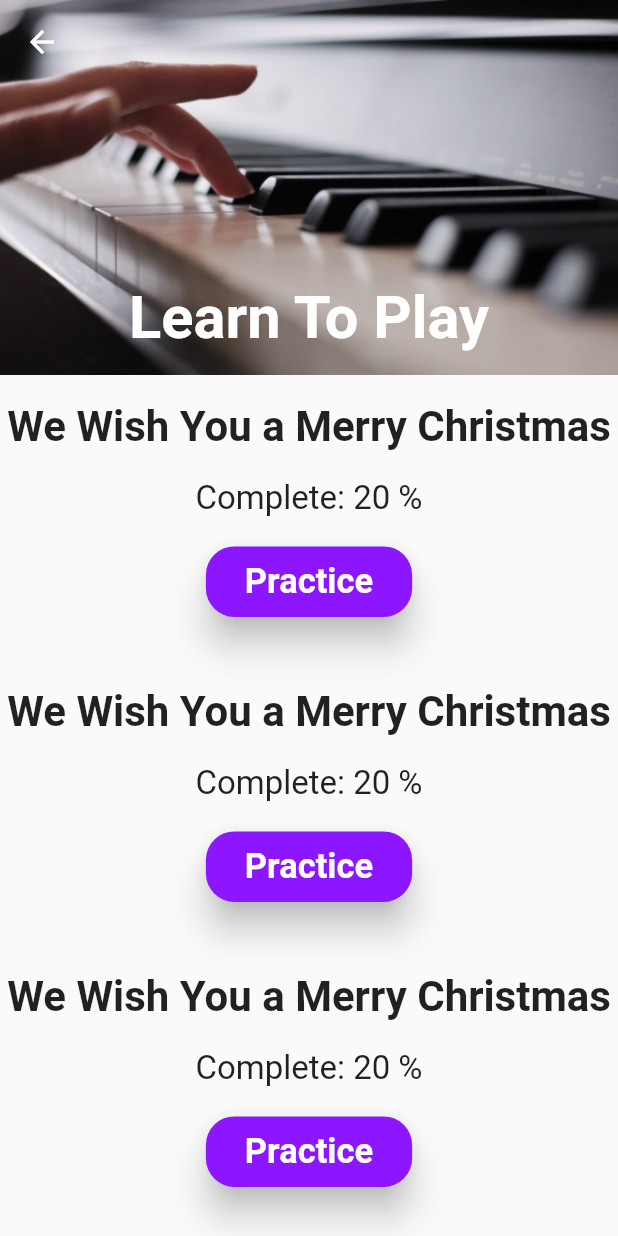
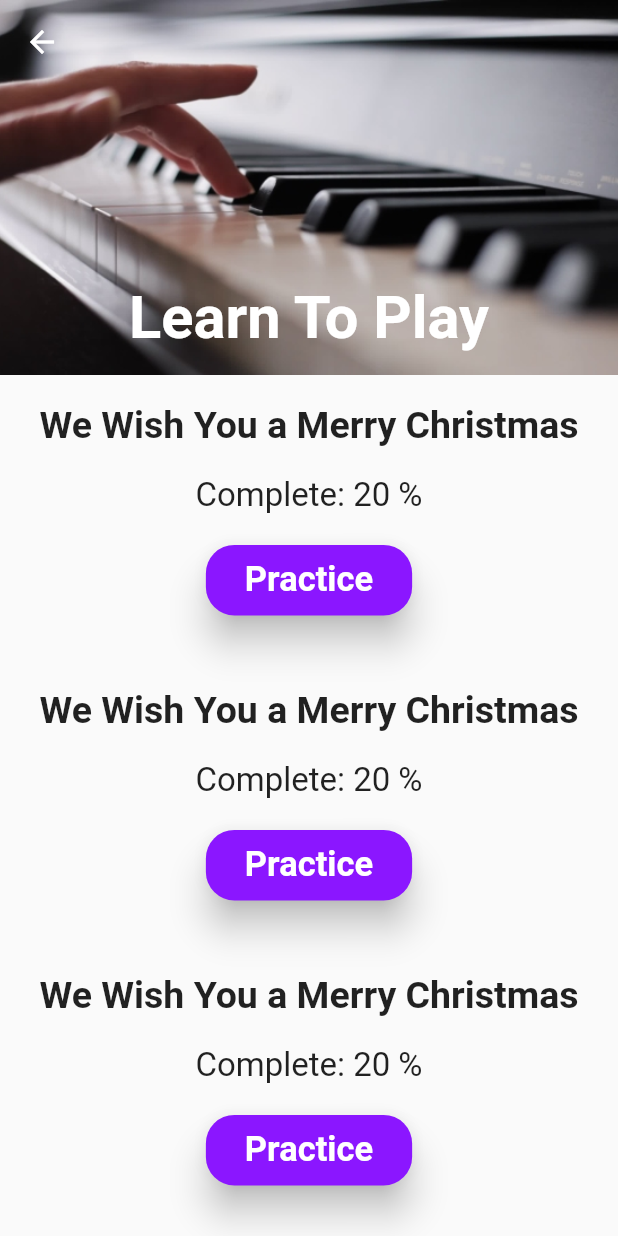
Before and after one commit to 0xivanov/pocket-piano, a Flutter app: the screen it shows once a user with an empty profile is signed in, after a tap on "Learn to play", on a phone screen of 412 x 824 dp. Run offline on Flutter 3.47's test engine with Material 2 defaults, Android fonts, the phone set to English and light mode, and no system bars; our stand-ins replace circular_check_box, cloud_firestore, firebase_auth, flutter_spinkit; missing offline and left inert: flutter_midi, tonic; accounts and stored records are empty.

Commit message:
player added

```diff
--- a/lib/Screens/Home/Home.dart
+++ b/lib/Screens/Home/Home.dart
@@ -62,7 +62,7 @@ class _HomeState extends State<Home>{
             "The pocket piano",
             style: TextStyle(
               fontWeight: FontWeight.w700,
-              fontSize: 26.5,
+              fontSize: 23.5,
             ),
           ),
           backgroundColor: Color(0xff8B16FF),
--- a/lib/Screens/Home/Keyboard/Piano/piano_octave.dart
+++ b/lib/Screens/Home/Keyboard/Piano/piano_octave.dart
@@ -34,7 +34,7 @@ class PianoOctave extends StatelessWidget {
       Positioned(
           left: 0.0,
           right: 0.0,
-          bottom: 70,
+          bottom: 60,
           top: 0.0,
           child: Row(
               //mainAxisAlignment: MainAxisAlignment.spaceBetween,
--- a/lib/Screens/Home/Keyboard/screen.dart
+++ b/lib/Screens/Home/Keyboard/screen.dart
@@ -87,6 +87,7 @@ class _HomeScreenState extends State<HomeScreen> with WidgetsBindingObserver {
               onPressed: (){
                 setState(() {
                   _seconds = 0;
+                  _timer.cancel();
                   MidiSound.midiSeconds.clear();
                   MidiSound.midiSounds.clear();
                 });
--- a/lib/Screens/Home/Practice/learn_to_play.dart
+++ b/lib/Screens/Home/Practice/learn_to_play.dart
@@ -41,91 +41,7 @@ class _PracticeState extends State<Practice> {
                       Text(
                         "We Wish You a Merry Christmas",
                         style: TextStyle(
-                          fontSize: 28.0,
-                          fontWeight: FontWeight.bold
-                        )
-                      ),
-                      Text(
-                        "Complete: 20 %",
-                        style: TextStyle(
-                          fontSize: 22.0,
-                          fontWeight: FontWeight.w400
-                        )
-                      ),
-                      RaisedButton(
-                        elevation: 10.0,
-                        shape: RoundedRectangleBorder(
-                          borderRadius: BorderRadius.circular(19.0),
-                        ),
-                        color: Color(0xff8B16FF),
-                        child: Padding(
-                          padding: const EdgeInsets.all(10.0),
-                          child: Text(
-                            "Practice",
-                            style: TextStyle(
-                              fontSize: 23.0,
-                              fontWeight: FontWeight.bold,
-                              color: Colors.white
-                            )
-                          ),
-                        ),
-                        onPressed: (){},
-                      )
-                    ],
-                  ),
-                ),
-                SizedBox(height: 10.0),
-                Container(
-                  height: 180.0,
-                  child: Column(
-                    mainAxisAlignment: MainAxisAlignment.spaceEvenly,
-                    children: <Widget>[
-                      Text(
-                        "We Wish You a Merry Christmas",
-                        style: TextStyle(
-                          fontSize: 28.0,
-                          fontWeight: FontWeight.bold
-                        )
-                      ),
-                      Text(
-                        "Complete: 20 %",
-                        style: TextStyle(
-                          fontSize: 22.0,
-                          fontWeight: FontWeight.w400
-                        )
-                      ),
-                      RaisedButton(
-                        elevation: 10.0,
-                        shape: RoundedRectangleBorder(
-                          borderRadius: BorderRadius.circular(19.0),
-                        ),
-                        color: Color(0xff8B16FF),
-                        child: Padding(
-                          padding: const EdgeInsets.all(10.0),
-                          child: Text(
-                            "Practice",
-                            style: TextStyle(
-                              fontSize: 23.0,
-                              fontWeight: FontWeight.bold,
-                              color: Colors.white
-                            )
-                          ),
-                        ),
-                        onPressed: (){},
-                      )
-                    ],
-                  ),
-                ),
-                SizedBox(height: 10.0),
-                Container(
-                  height: 180.0,
-                  child: Column(
-                    mainAxisAlignment: MainAxisAlignment.spaceEvenly,
-                    children: <Widget>[
-                      Text(
-                        "We Wish You a Merry Christmas",
-                        style: TextStyle(
-                          fontSize: 28.0,
+                          fontSize: 25.0,
                           fontWeight: FontWeight.bold
                         )
                       ),
@@ -168,7 +84,7 @@ class _PracticeState extends State<Practice> {
                       Text(
                         "We Wish You a Merry Christmas",
                         style: TextStyle(
-                          fontSize: 28.0,
+                          fontSize: 25.0,
                           fontWeight: FontWeight.bold
                         )
                       ),
@@ -211,7 +127,7 @@ class _PracticeState extends State<Practice> {
                       Text(
                         "We Wish You a Merry Christmas",
                         style: TextStyle(
-                          fontSize: 28.0,
+                          fontSize: 25.0,
                           fontWeight: FontWeight.bold
                         )
                       ),
@@ -254,7 +170,50 @@ class _PracticeState extends State<Practice> {
                       Text(
                         "We Wish You a Merry Christmas",
                         style: TextStyle(
-                          fontSize: 28.0,
+                          fontSize: 25.0,
+                          fontWeight: FontWeight.bold
+                        )
+                      ),
+                      Text(
+                        "Complete: 20 %",
+                        style: TextStyle(
+                          fontSize: 22.0,
+                          fontWeight: FontWeight.w400
+                        )
+                      ),
+                      RaisedButton(
+                        elevation: 10.0,
+                        shape: RoundedRectangleBorder(
+                          borderRadius: BorderRadius.circular(19.0),
+                        ),
+                        color: Color(0xff8B16FF),
+                        child: Padding(
+                          padding: const EdgeInsets.all(10.0),
+                          child: Text(
+                            "Practice",
+                            style: TextStyle(
+                              fontSize: 23.0,
+                              fontWeight: FontWeight.bold,
+                              color: Colors.white
+                            )
+                          ),
+                        ),
+                        onPressed: (){},
+
+                      )
+                    ],
+                  ),
+                ),
+                SizedBox(height: 10.0),
+                Container(
+                  height: 180.0,
+                  child: Column(
+                    mainAxisAlignment: MainAxisAlignment.spaceEvenly,
+                    children: <Widget>[
+                      Text(
+                        "We Wish You a Merry Christmas",
+                        style: TextStyle(
+                          fontSize: 25.0,
                           fontWeight: FontWeight.bold
                         )
                       ),
```
Also changed, not shown: lib/Screens/Home/Keyboard/Piano/piano_view.dart (+8 -2 lines), lib/Screens/Home/Records/Play Record/play_record.dart (+22 -9 lines), lib/Screens/Home/Records/record_tile.dart (+13 -3 lines), lib/Screens/Home/Records/records.dart (+7 -1 lines).
